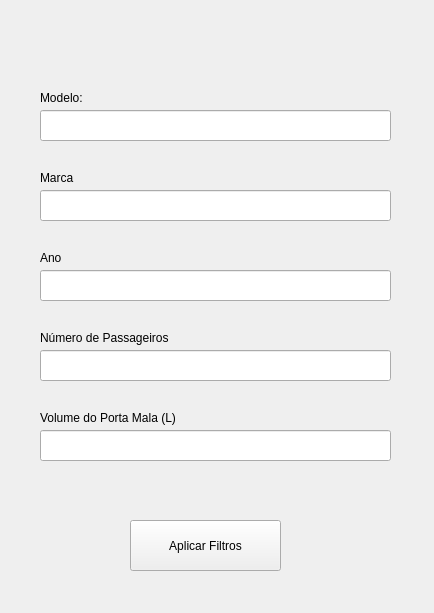
First picture: the form in filters.ui, repository jehhzacarias/gogears3, before the edit.
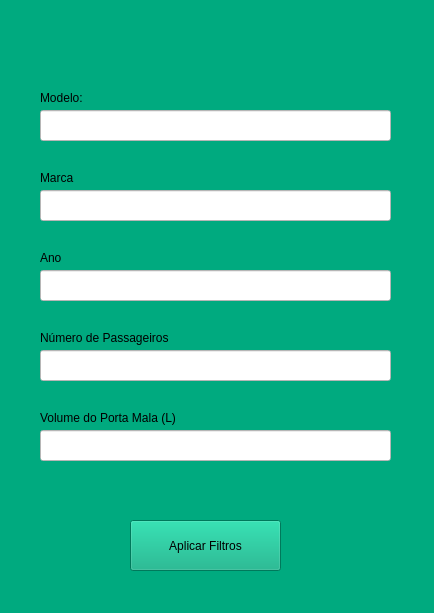
Second picture: the form after the edit.

```diff
--- a/filters.ui
+++ b/filters.ui
@@ -13,6 +13,9 @@
   <property name="windowTitle">
    <string>Form</string>
   </property>
+  <property name="styleSheet">
+   <string notr="true">background-color: rgb(0, 170, 127);</string>
+  </property>
   <widget class="QPushButton" name="pushButton">
    <property name="geometry">
     <rect>
@@ -22,6 +25,9 @@
      <height>51</height>
     </rect>
    </property>
+   <property name="styleSheet">
+    <string notr="true">font: 700 9pt &quot;Segoe UI&quot;;</string>
+   </property>
    <property name="text">
     <string>Aplicar Filtros</string>
    </property>
@@ -35,16 +41,22 @@
      <height>31</height>
     </rect>
    </property>
+   <property name="styleSheet">
+    <string notr="true">background-color: rgb(255, 255, 255);</string>
+   </property>
   </widget>
   <widget class="QLabel" name="label">
    <property name="geometry">
     <rect>
      <x>40</x>
      <y>90</y>
-     <width>49</width>
+     <width>71</width>
      <height>16</height>
     </rect>
    </property>
+   <property name="styleSheet">
+    <string notr="true">font: 700 10pt &quot;Segoe UI&quot;;</string>
+   </property>
    <property name="text">
     <string>Modelo:</string>
    </property>
@@ -58,6 +70,9 @@
      <height>31</height>
     </rect>
    </property>
+   <property name="styleSheet">
+    <string notr="true">background-color: rgb(255, 255, 255);</string>
+   </property>
   </widget>
   <widget class="QLineEdit" name="lineEdit_3">
    <property name="geometry">
@@ -68,6 +83,9 @@
      <height>31</height>
     </rect>
    </property>
+   <property name="styleSheet">
+    <string notr="true">background-color: rgb(255, 255, 255);</string>
+   </property>
   </widget>
   <widget class="QLineEdit" name="lineEdit_4">
    <property name="geometry">
@@ -78,16 +96,22 @@
      <height>31</height>
     </rect>
    </property>
+   <property name="styleSheet">
+    <string notr="true">background-color: rgb(255, 255, 255);</string>
+   </property>
   </widget>
   <widget class="QLabel" name="label_2">
    <property name="geometry">
     <rect>
      <x>40</x>
      <y>170</y>
-     <width>49</width>
+     <width>51</width>
      <height>16</height>
     </rect>
    </property>
+   <property name="styleSheet">
+    <string notr="true">font: 700 10pt &quot;Segoe UI&quot;;</string>
+   </property>
    <property name="text">
     <string>Marca</string>
    </property>
@@ -101,6 +125,9 @@
      <height>16</height>
     </rect>
    </property>
+   <property name="styleSheet">
+    <string notr="true">font: 700 10pt &quot;Segoe UI&quot;;</string>
+   </property>
    <property name="text">
     <string>Ano</string>
    </property>
@@ -110,10 +137,13 @@
     <rect>
      <x>40</x>
      <y>330</y>
-     <width>141</width>
+     <width>211</width>
      <height>16</height>
     </rect>
    </property>
+   <property name="styleSheet">
+    <string notr="true">font: 700 10pt &quot;Segoe UI&quot;;</string>
+   </property>
    <property name="text">
     <string>Número de Passageiros</string>
    </property>
@@ -127,16 +157,22 @@
      <height>31</height>
     </rect>
    </property>
+   <property name="styleSheet">
+    <string notr="true">background-color: rgb(255, 255, 255);</string>
+   </property>
   </widget>
   <widget class="QLabel" name="label_5">
    <property name="geometry">
     <rect>
      <x>40</x>
      <y>410</y>
-     <width>141</width>
+     <width>211</width>
      <height>16</height>
     </rect>
    </property>
+   <property name="styleSheet">
+    <string notr="true">font: 700 10pt &quot;Segoe UI&quot;;</string>
+   </property>
    <property name="text">
     <string>Volume do Porta Mala (L)</string>
    </property>
```
Left out of the diff: 1 changed line with no effect on the pictures.
